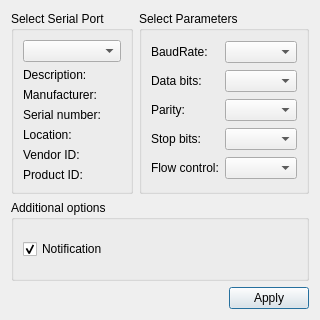
Mehran1383/Aircraft_Engine_Monitoring, file src/settingsdialog.ui: the form before one commit.
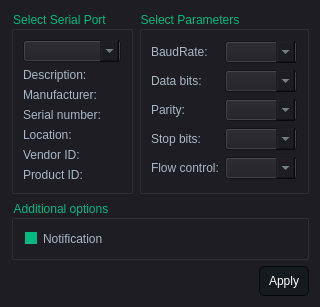
The form after the commit.

Diff of the .ui file:
```diff
--- a/src/settingsdialog.ui
+++ b/src/settingsdialog.ui
@@ -6,13 +6,414 @@
    <rect>
     <x>0</x>
     <y>0</y>
-    <width>304</width>
-    <height>320</height>
+    <width>281</width>
+    <height>300</height>
    </rect>
   </property>
+  <property name="sizePolicy">
+   <sizepolicy hsizetype="Preferred" vsizetype="Preferred">
+    <horstretch>0</horstretch>
+    <verstretch>0</verstretch>
+   </sizepolicy>
+  </property>
+  <property name="maximumSize">
+   <size>
+    <width>16777215</width>
+    <height>300</height>
+   </size>
+  </property>
   <property name="windowTitle">
    <string>Settings</string>
   </property>
+  <property name="styleSheet">
+   <string notr="true">/*
+Material Dark Style Sheet for QT Applications
+Author: Jaime A. Quiroga P.
+Inspired on https://github.com/jxfwinter/qt-material-stylesheet
+Company: GTRONICK
+Last updated: 04/12/2018, 15:00.
+Available at: https://github.com/GTRONICK/QSS/blob/master/MaterialDark.qss
+*/
+QMainWindow {
+	background-color:#1e1d23;
+}
+QGroupBox::title {
+	color: #04b97f;
+}
+QDialog {
+	background-color:#1e1d23;
+}
+QColorDialog {
+	background-color:#1e1d23;
+}
+QTextEdit {
+	background-color:#1e1d23;
+	color: #a9b7c6;
+}
+QPlainTextEdit {
+	selection-background-color:#007b50;
+	background-color:#1e1d23;
+	border-style: solid;
+	border-top-color: transparent;
+	border-right-color: transparent;
+	border-left-color: transparent;
+	border-bottom-color: transparent;
+	border-width: 1px;
+	color: #a9b7c6;
+}
+/*
+Neon Style Sheet for QT Applications (QpushButton)
+Author: Jaime A. Quiroga P.
+Company: GTRONICK
+Last updated: 24/10/2020, 15:42.
+Available at: https://github.com/GTRONICK/QSS/blob/master/NeonButtons.qss
+*/
+QPushButton{
+	border-style: solid;
+	border-color: #050a0e;
+	border-width: 1px;
+	border-radius: 5px;
+	color: #d3dae3;
+	padding: 2px;
+	background-color: #100E19;
+}
+QPushButton::default{
+	border-style: solid;
+	border-color: #050a0e;
+	border-width: 1px;
+	border-radius: 5px;
+	color: #FFFFFF;
+	padding: 2px;
+	background-color: #151a1e;
+}
+QPushButton:hover{
+	border-style: solid;
+	border-top-color: qlineargradient(spread:pad, x1:0, y1:1, x2:1, y2:1, stop:0 #C0DB50, stop:0.4 #C0DB50, stop:0.5 #100E19, stop:1 #100E19);
+    border-bottom-color: qlineargradient(spread:pad, x1:0, y1:1, x2:1, y2:1, stop:0 #100E19, stop:0.5 #100E19, stop:0.6 #C0DB50, stop:1 #C0DB50);
+    border-left-color: qlineargradient(spread:pad, x1:0, y1:0, x2:0, y2:1, stop:0 #C0DB50, stop:0.3 #C0DB50, stop:0.7 #100E19, stop:1 #100E19);
+    border-right-color: qlineargradient(spread:pad, x1:0, y1:1, x2:0, y2:0, stop:0 #C0DB50, stop:0.3 #C0DB50, stop:0.7 #100E19, stop:1 #100E19);
+	border-width: 2px;
+    border-radius: 1px;
+	color: #d3dae3;
+	padding: 2px;
+}
+QPushButton:pressed{
+	border-style: solid;
+	border-top-color: qlineargradient(spread:pad, x1:0, y1:1, x2:1, y2:1, stop:0 #d33af1, stop:0.4 #d33af1, stop:0.5 #100E19, stop:1 #100E19);
+    border-bottom-color: qlineargradient(spread:pad, x1:0, y1:1, x2:1, y2:1, stop:0 #100E19, stop:0.5 #100E19, stop:0.6 #d33af1, stop:1 #d33af1);
+    border-left-color: qlineargradient(spread:pad, x1:0, y1:0, x2:0, y2:1, stop:0 #d33af1, stop:0.3 #d33af1, stop:0.7 #100E19, stop:1 #100E19);
+    border-right-color: qlineargradient(spread:pad, x1:0, y1:1, x2:0, y2:0, stop:0 #d33af1, stop:0.3 #d33af1, stop:0.7 #100E19, stop:1 #100E19);
+	border-width: 2px;
+    border-radius: 1px;
+	color: #d3dae3;
+	padding: 2px;
+}
+
+QPushButton:disabled{
+	border-style: solid;
+	border-top-color: transparent;
+	border-right-color: transparent;
+	border-left-color: transparent;
+	border-bottom-color: #808086;
+	border-bottom-width: 2px;
+	border-style: solid;
+	color: #808086;
+	padding-bottom: 1px;
+	background-color: #1e1d23;
+}
+
+
+QToolButton {
+	border-style: solid;
+	border-top-color: transparent;
+	border-right-color: transparent;
+	border-left-color: transparent;
+	border-bottom-color: #04b97f;
+	border-bottom-width: 1px;
+	border-style: solid;
+	color: #a9b7c6;
+	padding: 2px;
+	background-color: #1e1d23;
+}
+
+
+
+QLineEdit {
+	border-width: 1px; border-radius: 4px;
+	border-color: rgb(58, 58, 58);
+	border-style: inset;
+	padding: 0 8px;
+	color: #a9b7c6;
+	background:#1e1d23;
+	selection-background-color:#007b50;
+	selection-color: #FFFFFF;
+}
+QLabel {
+	color: #a9b7c6;
+}
+QLCDNumber {
+	color: #37e6b4;
+}
+QProgressBar {
+	text-align: center;
+	color: rgb(240, 240, 240);
+	border-width: 1px; 
+	border-radius: 10px;
+	border-color: rgb(58, 58, 58);
+	border-style: inset;
+	background-color:#1e1d23;
+}
+QProgressBar::chunk {
+	background-color: #04b97f;
+	border-radius: 5px;
+}
+QMenuBar {
+	background-color: #1e1d23;
+}
+QMenuBar::item {
+	color: #a9b7c6;
+  	spacing: 3px;
+  	padding: 1px 4px;
+  	background: #1e1d23;
+}
+
+QMenuBar::item:selected {
+  	background:#1e1d23;
+	color: #FFFFFF;
+}
+QMenu::item:selected {
+	border-style: solid;
+	border-top-color: transparent;
+	border-right-color: transparent;
+	border-left-color: #04b97f;
+	border-bottom-color: transparent;
+	border-left-width: 2px;
+	color: #FFFFFF;
+	padding-left:15px;
+	padding-top:4px;
+	padding-bottom:4px;
+	padding-right:7px;
+	background-color: #1e1d23;
+}
+QMenu::item {
+	border-style: solid;
+	border-top-color: transparent;
+	border-right-color: transparent;
+	border-left-color: transparent;
+	border-bottom-color: transparent;
+	border-bottom-width: 1px;
+	border-style: solid;
+	color: #a9b7c6;
+	padding-left:17px;
+	padding-top:4px;
+	padding-bottom:4px;
+	padding-right:7px;
+	background-color: #1e1d23;
+}
+QMenu{
+	background-color:#1e1d23;
+}
+QTabWidget {
+	color:rgb(0,0,0);
+	background-color:#1e1d23;
+}
+QTabWidget::pane {
+		border-color: rgb(77,77,77);
+		background-color:#1e1d23;
+		border-style: solid;
+		border-width: 1px;
+    	border-radius: 6px;
+}
+QTabBar::tab {
+	border-style: solid;
+	border-top-color: transparent;
+	border-right-color: transparent;
+	border-left-color: transparent;
+	border-bottom-color: transparent;
+	border-bottom-width: 1px;
+	border-style: solid;
+	color: #808086;
+	padding: 3px;
+	margin-left:3px;
+	background-color: #1e1d23;
+}
+QTabBar::tab:selected, QTabBar::tab:last:selected, QTabBar::tab:hover {
+  	border-style: solid;
+	border-top-color: transparent;
+	border-right-color: transparent;
+	border-left-color: transparent;
+	border-bottom-color: #04b97f;
+	border-bottom-width: 2px;
+	border-style: solid;
+	color: #FFFFFF;
+	padding-left: 3px;
+	padding-bottom: 2px;
+	margin-left:3px;
+	background-color: #1e1d23;
+}
+
+QCheckBox {
+	color: #a9b7c6;
+	padding: 2px;
+}
+QCheckBox:disabled {
+	color: #808086;
+	padding: 2px;
+}
+
+QCheckBox:hover {
+	border-radius:4px;
+	border-style:solid;
+	padding-left: 1px;
+	padding-right: 1px;
+	padding-bottom: 1px;
+	padding-top: 1px;
+	border-width:1px;
+	border-color: rgb(87, 97, 106);
+	background-color:#1e1d23;
+}
+QCheckBox::indicator:checked {
+
+	height: 10px;
+	width: 10px;
+	border-style:solid;
+	border-width: 1px;
+	border-color: #04b97f;
+	color: #a9b7c6;
+	background-color: #04b97f;
+}
+QCheckBox::indicator:unchecked {
+
+	height: 10px;
+	width: 10px;
+	border-style:solid;
+	border-width: 1px;
+	border-color: #04b97f;
+	color: #a9b7c6;
+	background-color: transparent;
+}
+QRadioButton {
+	color: #a9b7c6;
+	background-color: #1e1d23;
+	padding: 1px;
+}
+QRadioButton::indicator:checked {
+	height: 10px;
+	width: 10px;
+	border-style:solid;
+	border-radius:5px;
+	border-width: 1px;
+	border-color: #04b97f;
+	color: #a9b7c6;
+	background-color: #04b97f;
+}
+QRadioButton::indicator:!checked {
+	height: 10px;
+	width: 10px;
+	border-style:solid;
+	border-radius:5px;
+	border-width: 1px;
+	border-color: #04b97f;
+	color: #a9b7c6;
+	background-color: transparent;
+}
+QStatusBar {
+	color:#027f7f;
+}
+QSpinBox {
+	color: #a9b7c6;	
+	background-color: #1e1d23;
+}
+QDoubleSpinBox {
+	color: #a9b7c6;	
+	background-color: #1e1d23;
+}
+QTimeEdit {
+	color: #a9b7c6;	
+	background-color: #1e1d23;
+}
+QDateTimeEdit {
+	color: #a9b7c6;	
+	background-color: #1e1d23;
+}
+QDateEdit {
+	color: #a9b7c6;	
+	background-color: #1e1d23;
+}
+QComboBox {
+	color: #a9b7c6;	
+	background: #1e1d23;
+}
+QComboBox:editable {
+	background: #1e1d23;
+	color: #a9b7c6;
+	selection-background-color: #1e1d23;
+}
+QComboBox QAbstractItemView {
+	color: #a9b7c6;	
+	background: #1e1d23;
+	selection-color: #FFFFFF;
+	selection-background-color: #1e1d23;
+}
+QComboBox:!editable:on, QComboBox::drop-down:editable:on {
+	color: #a9b7c6;	
+	background: #1e1d23;
+}
+QFontComboBox {
+	color: #a9b7c6;	
+	background-color: #1e1d23;
+}
+QToolBox {
+	color: #a9b7c6;
+	background-color: #1e1d23;
+}
+QToolBox::tab {
+	color: #a9b7c6;
+	background-color: #1e1d23;
+}
+QToolBox::tab:selected {
+	color: #FFFFFF;
+	background-color: #1e1d23;
+}
+QScrollArea {
+	color: #FFFFFF;
+	background-color: #1e1d23;
+}
+QSlider::groove:horizontal {
+	height: 5px;
+	background: #04b97f;
+}
+QSlider::groove:vertical {
+	width: 5px;
+	background: #04b97f;
+}
+QSlider::handle:horizontal {
+	background: qlineargradient(x1:0, y1:0, x2:1, y2:1, stop:0 #b4b4b4, stop:1 #8f8f8f);
+	border: 1px solid #5c5c5c;
+	width: 14px;
+	margin: -5px 0;
+	border-radius: 7px;
+}
+QSlider::handle:vertical {
+	background: qlineargradient(x1:1, y1:1, x2:0, y2:0, stop:0 #b4b4b4, stop:1 #8f8f8f);
+	border: 1px solid #5c5c5c;
+	height: 14px;
+	margin: 0 -5px;
+	border-radius: 7px;
+}
+QSlider::add-page:horizontal {
+    background: white;
+}
+QSlider::add-page:vertical {
+    background: white;
+}
+QSlider::sub-page:horizontal {
+    background: #04b97f;
+}
+QSlider::sub-page:vertical {
+    background: #04b97f;
+}</string>
+  </property>
   <layout class="QGridLayout" name="gridLayout_3">
    <item row="0" column="1">
     <widget class="QGroupBox" name="parametersBox">
@@ -73,6 +474,67 @@
      </layout>
     </widget>
    </item>
+   <item row="2" column="0" colspan="2">
+    <layout class="QHBoxLayout" name="horizontalLayout">
+     <item>
+      <spacer name="horizontalSpacer">
+       <property name="orientation">
+        <enum>Qt::Vertical</enum>
+       </property>
+       <property name="sizeHint" stdset="0">
+        <size>
+         <width>96</width>
+         <height>20</height>
+        </size>
+       </property>
+      </spacer>
+     </item>
+     <item>
+      <spacer name="horizontalSpacer_2">
+       <property name="orientation">
+        <enum>Qt::Horizontal</enum>
+       </property>
+       <property name="sizeHint" stdset="0">
+        <size>
+         <width>40</width>
+         <height>20</height>
+        </size>
+       </property>
+      </spacer>
+     </item>
+     <item>
+      <widget class="QPushButton" name="applyButton">
+       <property name="enabled">
+        <bool>true</bool>
+       </property>
+       <property name="sizePolicy">
+        <sizepolicy hsizetype="Minimum" vsizetype="Fixed">
+         <horstretch>0</horstretch>
+         <verstretch>0</verstretch>
+        </sizepolicy>
+       </property>
+       <property name="minimumSize">
+        <size>
+         <width>50</width>
+         <height>30</height>
+        </size>
+       </property>
+       <property name="maximumSize">
+        <size>
+         <width>50</width>
+         <height>30</height>
+        </size>
+       </property>
+       <property name="cursor">
+        <cursorShape>PointingHandCursor</cursorShape>
+       </property>
+       <property name="text">
+        <string>Apply</string>
+       </property>
+      </widget>
+     </item>
+    </layout>
+   </item>
    <item row="0" column="0">
     <widget class="QGroupBox" name="selectBox">
      <property name="title">
@@ -127,30 +589,6 @@
      </layout>
     </widget>
    </item>
-   <item row="2" column="0" colspan="2">
-    <layout class="QHBoxLayout" name="horizontalLayout">
-     <item>
-      <spacer name="horizontalSpacer">
-       <property name="orientation">
-        <enum>Qt::Orientation::Horizontal</enum>
-       </property>
-       <property name="sizeHint" stdset="0">
-        <size>
-         <width>96</width>
-         <height>20</height>
-        </size>
-       </property>
-      </spacer>
-     </item>
-     <item>
-      <widget class="QPushButton" name="applyButton">
-       <property name="text">
-        <string>Apply</string>
-       </property>
-      </widget>
-     </item>
-    </layout>
-   </item>
    <item row="1" column="0" colspan="2">
     <widget class="QGroupBox" name="additionalOptionsGroupBox">
      <property name="title">
```
Left out of the diff: 3 changed lines with no effect on the pictures.
